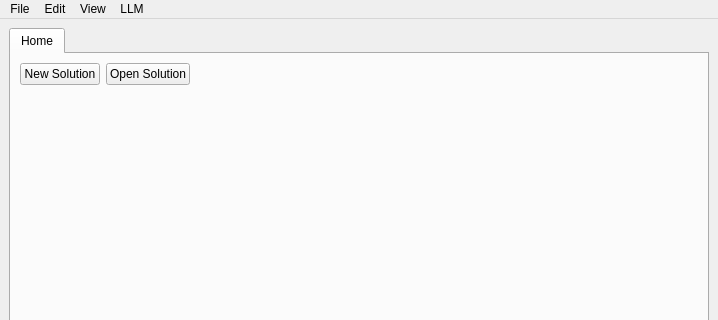
Before: the Qt Designer form ui/designer/main.ui in MuJiRaengI/MJRI_AI_SW, drawn with Qt 5; both pictures show x 0 to 718 and y 0 to 320 of the 718 by 483 pixel window.
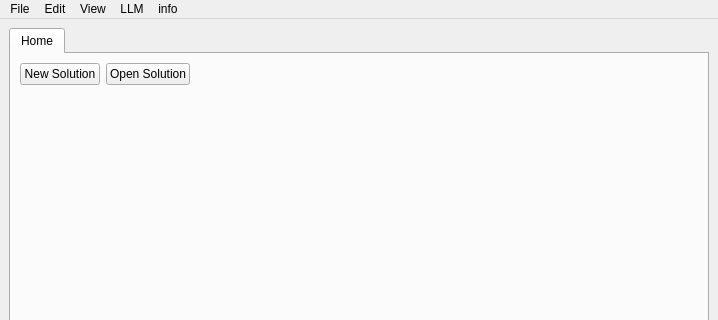
After: the same form once the commit is applied.

The edit to the form file:
```diff
--- a/ui/designer/main.ui
+++ b/ui/designer/main.ui
@@ -111,10 +111,17 @@
     <addaction name="actionStart"/>
     <addaction name="actionStop"/>
    </widget>
+   <widget class="QMenu" name="menuHelp_2">
+    <property name="title">
+     <string>info</string>
+    </property>
+    <addaction name="actionthanks"/>
+   </widget>
    <addaction name="menuFile"/>
    <addaction name="menuEdit"/>
    <addaction name="menuView"/>
    <addaction name="menuHelp"/>
+   <addaction name="menuHelp_2"/>
   </widget>
   <widget class="QStatusBar" name="statusbar"/>
   <action name="actionStart">
```
Left out of the diff: 5 changed lines with no effect on the pictures.
